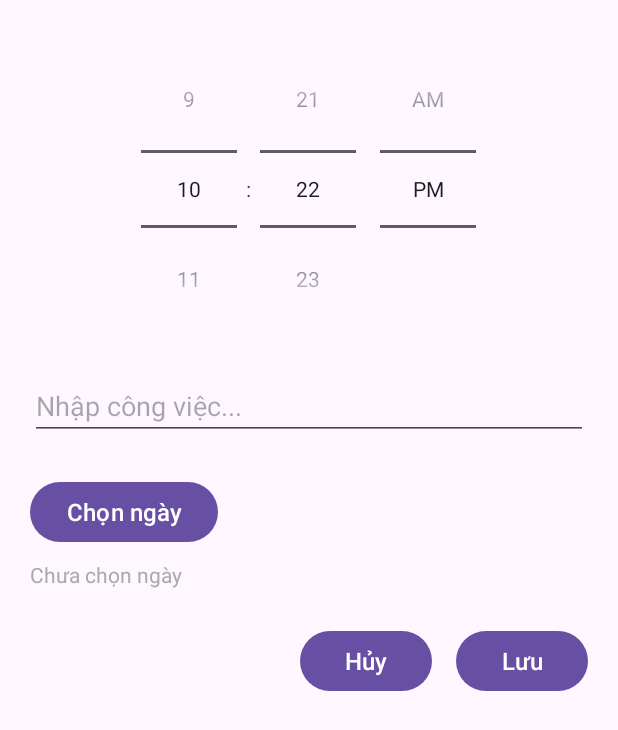
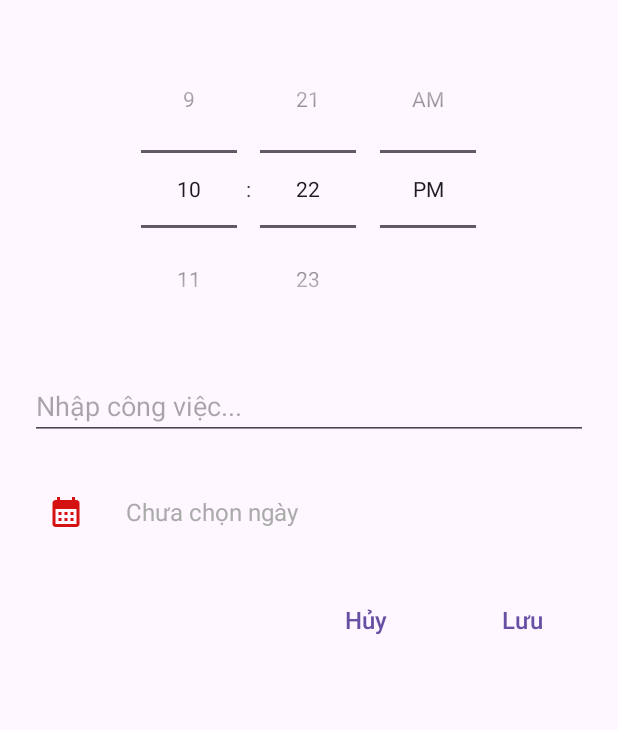
Before and after one commit to phuvt0912/Reminder-App, an Android app: the layout itemreminder_dialog.xml on its own in the app's theme, with its tools: preview values and no code run, on a phone screen of 412 x 824 dp. Shown: the top 730 px of the screen. Run offline under Robolectric (Android 15) with nearby library versions, the phone set to English and light mode, and no system bars.

Commit message:
sửa button chọn ngày, xóa mấy cái thuộc lịch cũ

```diff
--- /dev/null
+++ b/app/src/main/res/drawable/ic_calendar.xml
@@ -0,0 +1,5 @@
+<vector xmlns:android="http://schemas.android.com/apk/res/android" android:height="24dp" android:tint="#D51212" android:viewportHeight="24" android:viewportWidth="24" android:width="24dp">
+
+    <path android:fillColor="@android:color/white" android:pathData="M19,4h-1V2h-2v2H8V2H6v2H5C3.89,4 3.01,4.9 3.01,6L3,20c0,1.1 0.89,2 2,2h14c1.1,0 2,-0.9 2,-2V6C21,4.9 20.1,4 19,4zM19,20H5V10h14V20zM9,14H7v-2h2V14zM13,14h-2v-2h2V14zM17,14h-2v-2h2V14zM9,18H7v-2h2V18zM13,18h-2v-2h2V18zM17,18h-2v-2h2V18z"/>
+
+</vector>
--- a/app/src/main/res/layout/itemreminder_dialog.xml
+++ b/app/src/main/res/layout/itemreminder_dialog.xml
@@ -19,24 +19,35 @@
         android:hint="Nhập công việc..."
         android:inputType="text" />
 
-    <!-- NÚT CHỌN NGÀY (thay thế phần lặp ngày) -->
-    <Button
-        android:id="@+id/btnSelectDate"
-        android:layout_width="wrap_content"
+
+    <LinearLayout
+        android:layout_width="match_parent"
         android:layout_height="wrap_content"
         android:layout_marginTop="24dp"
-        android:text="Chọn ngày"
-        android:textSize="16sp" />
+        android:gravity="center_vertical"
+        android:orientation="horizontal">
 
-    <!-- Sau khi chọn ngày thì nó sẽ hiện ở đây -->
+        <!-- Icon Lịch -->
+        <ImageButton
+            android:id="@+id/btnSelectDate"
+            android:layout_width="48dp"
+            android:layout_height="48dp"
+            android:src="@drawable/ic_calendar"
+            android:contentDescription="Chọn ngày"
+            android:background="?attr/selectableItemBackgroundBorderless" />
+        <!-- thuộc tính item chọn được không viền nền -->
+
         <TextView
             android:id="@+id/selectedDateText"
             android:layout_width="wrap_content"
             android:layout_height="wrap_content"
-        android:layout_marginTop="8dp"
+            android:layout_marginStart="16dp"
             android:text="Chưa chọn ngày"
-        android:textSize="14sp"
+            android:textSize="16sp"
             android:textColor="@android:color/darker_gray" />
+
+    </LinearLayout>
+
 
     <LinearLayout
         android:layout_width="match_parent"
@@ -47,6 +58,7 @@
 
         <Button
             android:id="@+id/btnCancel"
+            style="?attr/borderlessButtonStyle"
             android:layout_width="wrap_content"
             android:layout_height="wrap_content"
             android:text="Hủy"
@@ -54,6 +66,7 @@
 
         <Button
             android:id="@+id/btnSave"
+            style="?attr/borderlessButtonStyle"
             android:layout_width="wrap_content"
             android:layout_height="wrap_content"
             android:layout_marginStart="16dp"
```
Also changed, not shown: app/src/main/res/color/day_text_selector.xml (deleted, +0 -7 lines), app/src/main/res/drawable/day_selector_background.xml (deleted, +0 -7 lines), app/src/main/res/drawable/day_selector_selected.xml (deleted, +0 -10 lines), app/src/main/res/drawable/day_selector_unselected.xml (deleted, +0 -10 lines), app/src/main/res/layout/activity_main.xml (+0 -11 lines), app/src/main/res/values/themes.xml (+1 -8 lines). Lines whose indentation alone changed are shown as unchanged.
